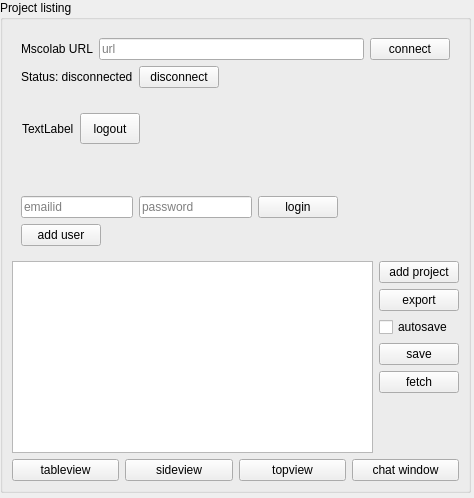
Old version of the form mslib/msui/ui/ui_mscolab_window.ui in the repository Open-MSS/MSS.
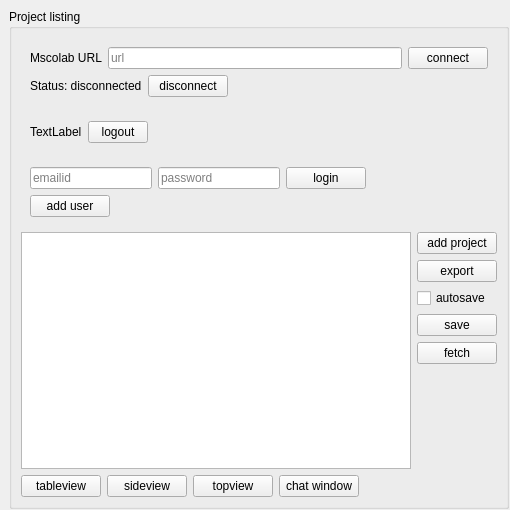
New version of the form.

Commit message:
Fixed problem with QtWidget/QMainWindow
mscolab widgets had QWidget as base and not QMainWindow.
Removed a lot of superfluous layout stuff.
Tried to add ctrl+w for closing window but seemingly failed.

```diff
--- a/mslib/msui/ui/ui_mscolab_window.ui
+++ b/mslib/msui/ui/ui_mscolab_window.ui
@@ -1,46 +1,40 @@
 <?xml version="1.0" encoding="UTF-8"?>
 <ui version="4.0">
  <class>MSSMscolabWindow</class>
- <widget class="QWidget" name="MSSMscolabWindow">
+ <widget class="QMainWindow" name="MSSMscolabWindow">
   <property name="geometry">
    <rect>
     <x>0</x>
     <y>0</y>
-    <width>474</width>
-    <height>498</height>
+    <width>510</width>
+    <height>510</height>
    </rect>
   </property>
-  <property name="sizePolicy">
-   <sizepolicy hsizetype="MinimumExpanding" vsizetype="MinimumExpanding">
-    <horstretch>0</horstretch>
-    <verstretch>0</verstretch>
-   </sizepolicy>
-  </property>
   <property name="minimumSize">
    <size>
-    <width>474</width>
-    <height>380</height>
+    <width>510</width>
+    <height>510</height>
    </size>
   </property>
   <property name="windowTitle">
    <string>Mscolab Create Projects</string>
   </property>
-  <widget class="QWidget" name="verticalLayoutWidget_5">
-   <property name="geometry">
-    <rect>
-     <x>0</x>
-     <y>0</y>
-     <width>471</width>
-     <height>493</height>
-    </rect>
-   </property>
-   <layout class="QVBoxLayout" name="verticalLayout_6">
-    <item>
-     <layout class="QVBoxLayout" name="verticalLayout_4">
-      <item>
-       <layout class="QVBoxLayout" name="verticalLayout_3">
+  <widget class="QWidget" name="centralwidget">
+  <layout class="QHBoxLayout" name="horizontalLayout_4">
         <item>
          <widget class="QGroupBox" name="groupBox">
+     <property name="sizePolicy">
+      <sizepolicy hsizetype="Expanding" vsizetype="Expanding">
+       <horstretch>0</horstretch>
+       <verstretch>0</verstretch>
+      </sizepolicy>
+     </property>
+     <property name="minimumSize">
+      <size>
+       <width>500</width>
+       <height>500</height>
+      </size>
+     </property>
           <property name="title">
            <string>Project listing</string>
           </property>
@@ -52,8 +46,6 @@
             <widget class="QWidget" name="urlWidget" native="true">
              <layout class="QVBoxLayout" name="verticalLayout_9">
               <item>
-               <layout class="QVBoxLayout" name="verticalLayout_7">
-                <item>
                  <layout class="QHBoxLayout" name="horizontalLayout_5">
                   <item>
                    <widget class="QLabel" name="label_2">
@@ -101,13 +93,11 @@
                     </property>
                     <property name="sizeHint" stdset="0">
                      <size>
-                      <width>40</width>
-                      <height>20</height>
+               <width>0</width>
+               <height>0</height>
                      </size>
                     </property>
                    </spacer>
-                  </item>
-                 </layout>
                 </item>
                </layout>
               </item>
@@ -120,35 +110,14 @@
               <bool>true</bool>
              </property>
              <property name="sizePolicy">
-              <sizepolicy hsizetype="Expanding" vsizetype="Expanding">
+         <sizepolicy hsizetype="Preferred" vsizetype="Preferred">
                <horstretch>0</horstretch>
                <verstretch>0</verstretch>
               </sizepolicy>
              </property>
-             <property name="minimumSize">
-              <size>
-               <width>200</width>
-               <height>40</height>
-              </size>
-             </property>
-             <widget class="QWidget" name="horizontalLayoutWidget_4">
-              <property name="geometry">
-               <rect>
-                <x>10</x>
-                <y>10</y>
-                <width>181</width>
-                <height>31</height>
-               </rect>
-              </property>
-              <layout class="QHBoxLayout" name="horizontalLayout_4">
+        <layout class="QHBoxLayout" name="horizontalLayout_7">
                <item>
                 <widget class="QLabel" name="label">
-                 <property name="sizePolicy">
-                  <sizepolicy hsizetype="Minimum" vsizetype="Preferred">
-                   <horstretch>0</horstretch>
-                   <verstretch>0</verstretch>
-                  </sizepolicy>
-                 </property>
                  <property name="maximumSize">
                   <size>
                    <width>300</width>
@@ -162,18 +131,6 @@
                </item>
                <item>
                 <widget class="QPushButton" name="logoutButton">
-                 <property name="sizePolicy">
-                  <sizepolicy hsizetype="Minimum" vsizetype="Expanding">
-                   <horstretch>0</horstretch>
-                   <verstretch>0</verstretch>
-                  </sizepolicy>
-                 </property>
-                 <property name="minimumSize">
-                  <size>
-                   <width>60</width>
-                   <height>0</height>
-                  </size>
-                 </property>
                  <property name="maximumSize">
                   <size>
                    <width>60</width>
@@ -192,22 +149,25 @@
                  </property>
                  <property name="sizeHint" stdset="0">
                   <size>
-                   <width>40</width>
-                   <height>20</height>
+             <width>0</width>
+             <height>0</height>
                   </size>
                  </property>
                 </spacer>
                </item>
               </layout>
-             </widget>
             </widget>
            </item>
            <item>
             <widget class="QWidget" name="loginWidget" native="true">
+        <property name="sizePolicy">
+         <sizepolicy hsizetype="MinimumExpanding" vsizetype="Preferred">
+          <horstretch>0</horstretch>
+          <verstretch>0</verstretch>
+         </sizepolicy>
+        </property>
              <layout class="QVBoxLayout" name="verticalLayout_8">
               <item>
-               <layout class="QVBoxLayout" name="verticalLayout_5">
-                <item>
                  <layout class="QHBoxLayout" name="horizontalLayout_3">
                   <item>
                    <widget class="QLineEdit" name="emailid">
@@ -259,14 +219,18 @@
                  </widget>
                 </item>
                </layout>
-              </item>
-             </layout>
             </widget>
            </item>
            <item>
             <layout class="QHBoxLayout" name="horizontalLayout_2">
              <item>
               <widget class="QListWidget" name="listProjects">
+          <property name="sizePolicy">
+           <sizepolicy hsizetype="Expanding" vsizetype="Expanding">
+            <horstretch>0</horstretch>
+            <verstretch>0</verstretch>
+           </sizepolicy>
+          </property>
                <property name="toolTip">
                 <string>List of mscolab projects.</string>
                </property>
@@ -322,6 +286,19 @@
                  </property>
                 </widget>
                </item>
+          <item>
+           <spacer name="verticalSpacer">
+            <property name="orientation">
+             <enum>Qt::Vertical</enum>
+            </property>
+            <property name="sizeHint" stdset="0">
+             <size>
+              <width>20</width>
+              <height>40</height>
+             </size>
+            </property>
+           </spacer>
+          </item>
               </layout>
              </item>
             </layout>
@@ -330,6 +307,12 @@
             <layout class="QHBoxLayout" name="horizontalLayout">
              <item>
               <widget class="QPushButton" name="tableview">
+          <property name="sizePolicy">
+           <sizepolicy hsizetype="Preferred" vsizetype="Fixed">
+            <horstretch>0</horstretch>
+            <verstretch>0</verstretch>
+           </sizepolicy>
+          </property>
                <property name="text">
                 <string>tableview</string>
                </property>
@@ -337,6 +320,12 @@
              </item>
              <item>
               <widget class="QPushButton" name="sideview">
+          <property name="sizePolicy">
+           <sizepolicy hsizetype="Preferred" vsizetype="Fixed">
+            <horstretch>0</horstretch>
+            <verstretch>0</verstretch>
+           </sizepolicy>
+          </property>
                <property name="text">
                 <string>sideview</string>
                </property>
@@ -344,6 +333,12 @@
              </item>
              <item>
               <widget class="QPushButton" name="topview">
+          <property name="sizePolicy">
+           <sizepolicy hsizetype="Preferred" vsizetype="Fixed">
+            <horstretch>0</horstretch>
+            <verstretch>0</verstretch>
+           </sizepolicy>
+          </property>
                <property name="text">
                 <string>topview</string>
                </property>
@@ -351,21 +346,36 @@
              </item>
              <item>
               <widget class="QPushButton" name="projWindow">
+          <property name="sizePolicy">
+           <sizepolicy hsizetype="Preferred" vsizetype="Fixed">
+            <horstretch>0</horstretch>
+            <verstretch>0</verstretch>
+           </sizepolicy>
+          </property>
                <property name="text">
                 <string>chat window</string>
                </property>
               </widget>
              </item>
+        <item>
+         <spacer name="horizontalSpacer_4">
+          <property name="orientation">
+           <enum>Qt::Horizontal</enum>
+          </property>
+          <property name="sizeHint" stdset="0">
+           <size>
+            <width>40</width>
+            <height>20</height>
+           </size>
+          </property>
+         </spacer>
+        </item>
             </layout>
            </item>
           </layout>
          </widget>
         </item>
        </layout>
-      </item>
-     </layout>
-    </item>
-   </layout>
   </widget>
  </widget>
  <resources/>
```
Left out of the diff: 27 changed lines with no effect on the pictures. Lines whose indentation alone changed are shown as unchanged. The commit also changes 3 other files.
